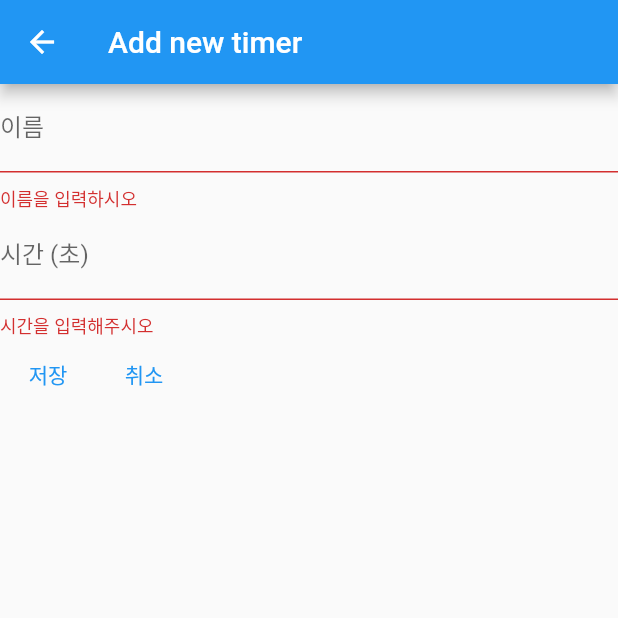
After one commit to atobaum/Flutter-Simple-Timer, a Flutter app: the CreateTimerItemPage screen opened directly, after a tap on "저장", on a phone screen of 412 x 824 dp, the top half of it. The commit adds this screen. Run offline on Flutter 3.47's test engine with Material 2 defaults, Android fonts, the phone set to English and light mode, and no system bars; our stand-ins replace audioplayers, get, shared_preferences; accounts and stored records are empty.

Commit message:
create add timer item page

```diff
--- a/lib/main.dart
+++ b/lib/main.dart
@@ -3,6 +3,7 @@ import 'dart:math';
 import 'package:flutter_timer/controller/timerList.dart';
 import 'package:flutter_timer/lib/formatTime.dart';
 import 'package:flutter_timer/model/timerItem.dart';
+import 'package:flutter_timer/pages/CreateTimerItemPage.dart';
 import 'package:get/get.dart';
 import 'package:flutter_timer/controller/timer.dart';
 import 'package:flutter/material.dart';
@@ -97,6 +98,12 @@ class _MyHomePageState extends State<MyHomePage> with TickerProviderStateMixin {
           ],
         ),
       ),
+      floatingActionButton: FloatingActionButton(
+        child: Icon(Icons.add),
+        onPressed: () {
+          Get.to(CreateTimerItemPage());
+        },
+      ),
     );
   }
 }
@@ -123,10 +130,10 @@ class TimerList extends StatelessWidget {
                     children: [
                       Text(item.name),
                       Text(formatTime(item.time)),
-        TextButton(
-          onPressed: () async {
+                      TextButton(
+                          onPressed: () async {
                             timerList.removeItem(item);
-          },
+                          },
                           child: Text("X"))
                     ],
                   ));
--- /dev/null
+++ b/lib/pages/CreateTimerItemPage.dart
@@ -0,0 +1,78 @@
+import 'package:flutter/services.dart';
+import 'package:flutter_timer/controller/timerList.dart';
+import 'package:flutter_timer/model/timerItem.dart';
+import 'package:get/get.dart';
+import 'package:flutter/material.dart';
+
+class CreateTimerItemPage extends StatefulWidget {
+  @override
+  createState() => CreateTimerItemPageState();
+}
+
+class CreateTimerItemPageState extends State<CreateTimerItemPage> {
+  final _formKey = GlobalKey<FormState>();
+  final TimerListController timerList = Get.find();
+
+  String name = '';
+  int time = 0;
+
+  @override
+  Widget build(BuildContext context) {
+    return Scaffold(
+      appBar: AppBar(
+        title: Text("Add new timer"),
+      ),
+      body: Form(
+          key: _formKey,
+          child: Column(
+            children: [
+              TextFormField(
+                decoration: InputDecoration(labelText: "이름"),
+                onSaved: (v) {
+                  name = v ?? '';
+                },
+                validator: (v) {
+                  if (v == null || v.length == 0) return "이름을 입력하시오";
+                  return null;
+                },
+              ),
+              TextFormField(
+                decoration: InputDecoration(labelText: "시간 (초)"),
+                keyboardType: TextInputType.number,
+                onSaved: (v) {
+                  time = int.parse(v ?? '0');
+                },
+                validator: (v) {
+                  if (v == null || v.length == 0) return "시간을 입력해주시오";
+                  return null;
+                },
+              ),
+              Row(
+                children: [
+                  TextButton(
+                    child: Text(
+                      "저장",
+                    ),
+                    onPressed: () async {
+                      if (_formKey.currentState!.validate()) {
+                        _formKey.currentState!.save();
+                        timerList.addItem(TimerItem(name: name, time: time));
+                        Get.back();
+                      }
+                    },
+                  ),
+                  TextButton(
+                    child: Text(
+                      "취소",
+                    ),
+                    onPressed: () {
+                      Get.back();
+                    },
+                  ),
+                ],
+              )
+            ],
+          )),
+    );
+  }
+}
```
